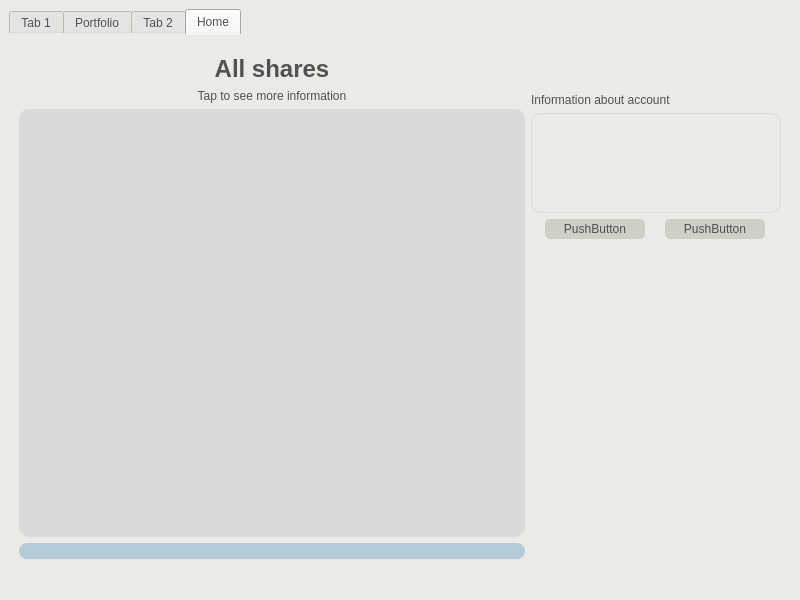
Qt form apps/mainwindow.ui (coolGroup2005/tinkoffsdk_qt_app) before a commit.
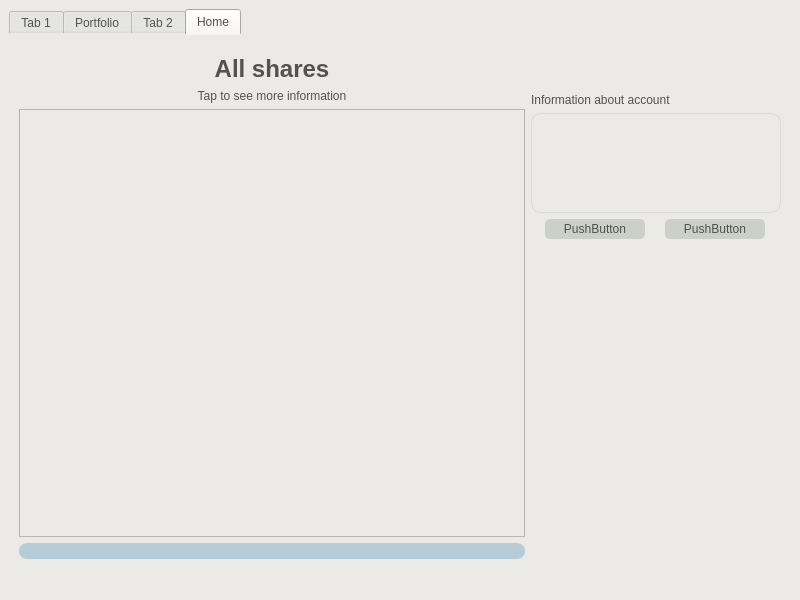
The same form after that commit. The open tabs and pages were chosen to show the change.

Commit message: create table for shares

```diff
--- a/apps/mainwindow.ui
+++ b/apps/mainwindow.ui
@@ -326,22 +326,13 @@
            </layout>
           </item>
           <item>
-           <widget class="QListView" name="listView">
+           <widget class="QTableView" name="sharesTableView">
             <property name="minimumSize">
              <size>
               <width>500</width>
               <height>0</height>
              </size>
             </property>
-            <property name="styleSheet">
-             <string notr="true">QListView#listView {
-	border-radius: 10px;
-	background-color: rgb(218, 218, 218);
-}</string>
-            </property>
-            <property name="movement">
-             <enum>QListView::Static</enum>
-            </property>
            </widget>
           </item>
           <item>
```
Left out of the diff: 2 changed lines with no effect on the pictures. The commit also changes 3 other files.
